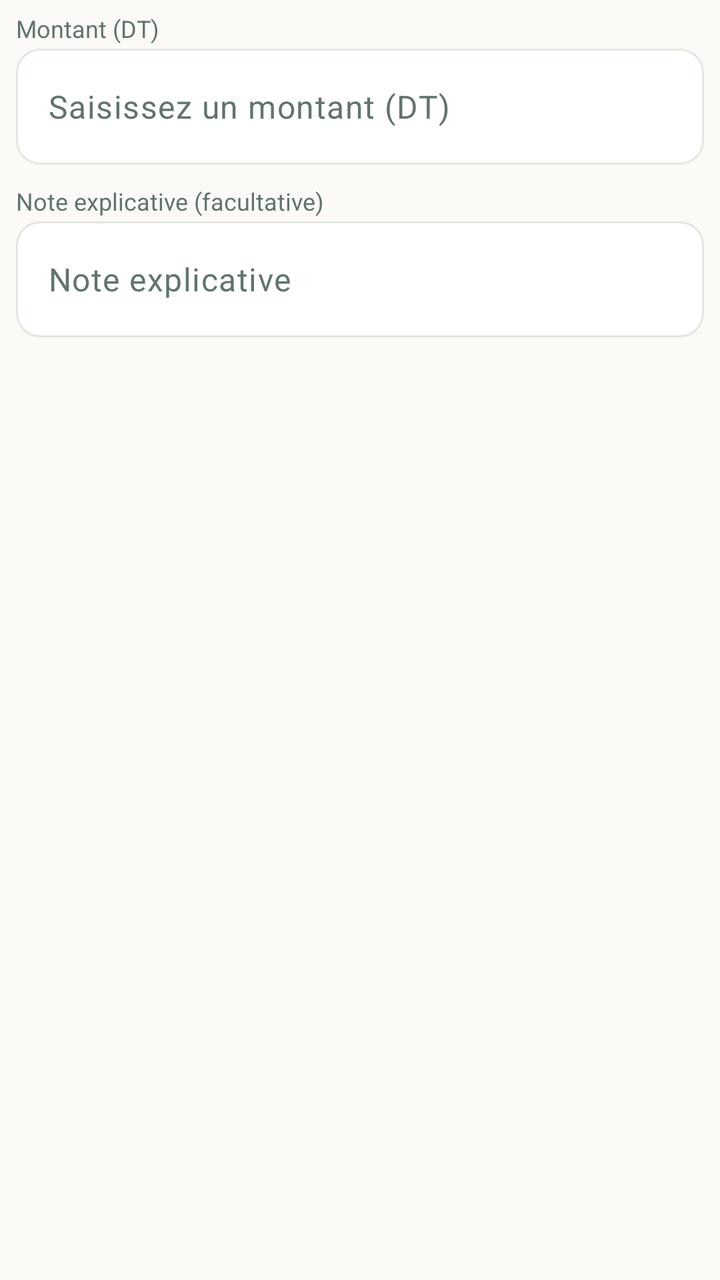
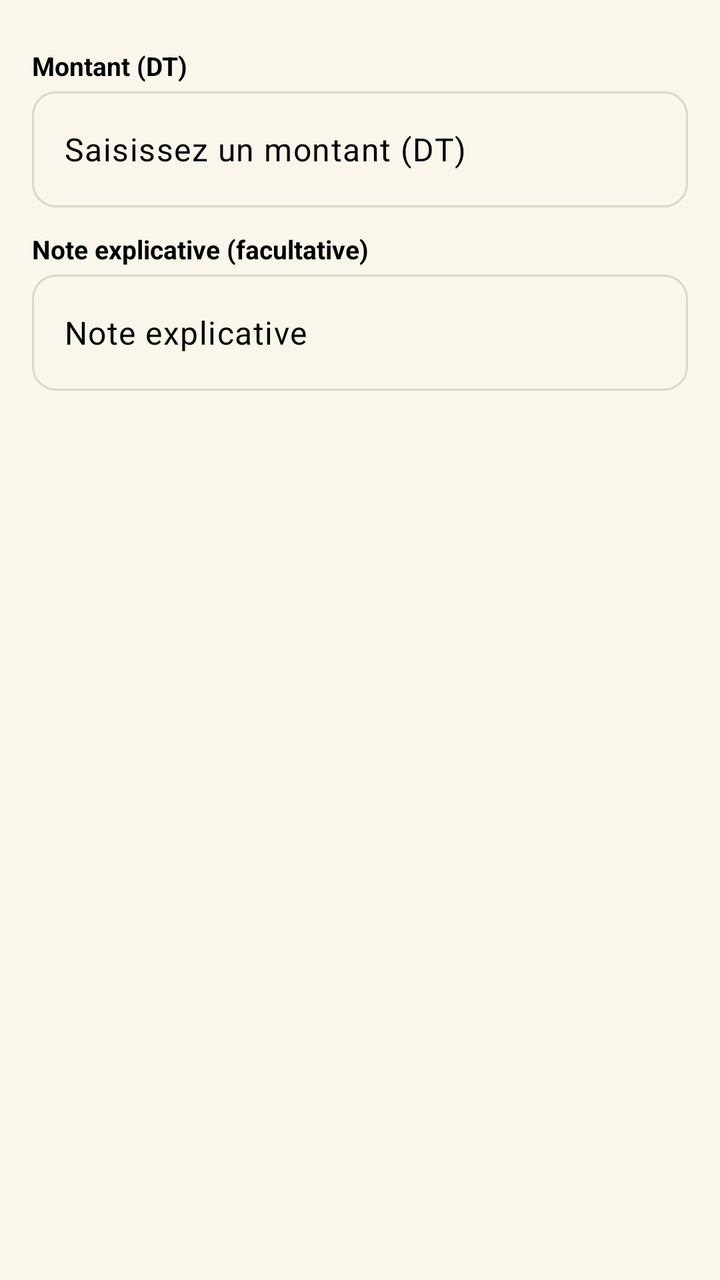

The first picture is an Android layout as it rendered before a commit; the second is the same layout after the commit. The layout source and the unified diff follow.
<!-- AndroidManifest.xml: application theme Theme.Masrouf1 -->
<!-- res/layout/dialog_give_money.xml -->
<?xml version="1.0" encoding="utf-8"?>
<LinearLayout xmlns:android="http://schemas.android.com/apk/res/android" android:layout_width="match_parent" android:layout_height="wrap_content" android:orientation="vertical" android:paddingStart="8dp" android:paddingEnd="8dp">
    <TextView style="@style/FormFieldLabel" android:labelFor="@id/dialog_gift_amount" android:text="@string/gift_amount" />
    <com.google.android.material.textfield.TextInputLayout android:layout_width="match_parent" android:layout_height="wrap_content" android:layout_marginBottom="4dp" xmlns:app="http://schemas.android.com/apk/res-auto">
        <com.google.android.material.textfield.TextInputEditText android:id="@+id/dialog_gift_amount" android:layout_width="match_parent" android:layout_height="58dp" android:hint="@string/hint_amount" android:inputType="numberDecimal" android:singleLine="true" android:textColor="@color/ink" />
    </com.google.android.material.textfield.TextInputLayout>
    <TextView style="@style/FormFieldLabel" android:labelFor="@id/dialog_gift_note" android:text="@string/gift_note" />
    <com.google.android.material.textfield.TextInputLayout android:layout_width="match_parent" android:layout_height="wrap_content" android:layout_marginBottom="4dp" xmlns:app="http://schemas.android.com/apk/res-auto">
        <com.google.android.material.textfield.TextInputEditText android:id="@+id/dialog_gift_note" android:layout_width="match_parent" android:layout_height="58dp" android:hint="@string/expense_note" android:inputType="text" android:singleLine="true" android:textColor="@color/ink" />
    </com.google.android.material.textfield.TextInputLayout>
    <TextView android:id="@+id/dialog_gift_error" android:layout_width="match_parent" android:layout_height="wrap_content" android:textColor="@color/coral" />
</LinearLayout>
<!-- resources referenced by this layout -->
<resources>
  <color name="ink">#112B28</color>
  <style name="FormFieldLabel">
          <item name="android:layout_width">match_parent</item>
          <item name="android:layout_height">wrap_content</item>
          <item name="android:layout_marginTop">6dp</item>
          <item name="android:layout_marginBottom">2dp</item>
          <item name="android:textColor">@color/muted_green</item>
          <item name="android:textSize">12sp</item>
      </style>
  <color name="muted_green">#61746D</color>
  <style name="Base.Theme.Masrouf1" parent="Theme.Material3.DayNight.NoActionBar">
          
          <item name="colorPrimary">@color/forest</item>
          <item name="colorOnPrimary">@color/alabaster</item>
          <item name="colorPrimaryContainer">@color/mint</item>
          <item name="colorOnPrimaryContainer">@color/forest</item>
          <item name="colorSecondary">@color/emerald</item>
          <item name="colorOnSecondary">@color/alabaster</item>
          <item name="colorSecondaryContainer">@color/mint_light</item>
          <item name="colorOnSecondaryContainer">@color/forest</item>
          <item name="colorTertiary">@color/mint_accent</item>
          <item name="colorOnTertiary">@color/forest</item>
          <item name="colorTertiaryContainer">@color/mint</item>
          <item name="colorOnTertiaryContainer">@color/forest</item>
  
          
          <item name="colorControlActivated">@color/emerald</item>
          <item name="colorControlHighlight">@color/mint</item>
          <item name="colorControlNormal">@color/muted_green</item>
          <item name="colorAccent">@color/emerald</item>
          <item name="android:colorAccent">@color/emerald</item>
          <item name="android:textColorHighlight">@color/mint</item>
  
          
          <item name="colorSurface">@color/alabaster</item>
          <item name="colorOnSurface">@color/forest</item>
          <item name="colorSurfaceVariant">@color/cream</item>
          <item name="colorOnSurfaceVariant">@color/muted_green</item>
          <item name="colorSurfaceContainerLowest">@color/alabaster</item>
          <item name="colorSurfaceContainerLow">@color/cream</item>
          <item name="colorSurfaceContainer">@color/cream</item>
          <item name="colorSurfaceContainerHigh">@color/mint</item>
          <item name="colorSurfaceContainerHighest">@color/mint</item>
          <item name="android:colorBackground">@color/cream</item>
          <item name="colorOnBackground">@color/forest</item>
  
          
          <item name="colorError">@color/coral</item>
          <item name="colorOnError">@color/alabaster</item>
  
          
          <item name="colorOutline">@color/card_border</item>
          <item name="colorOutlineVariant">@color/card_border</item>
  
          
          <item name="android:textColorPrimary">@color/forest</item>
          <item name="android:textColorSecondary">@color/muted_green</item>
          <item name="android:textColorHint">@color/muted_green</item>
  
          
          <item name="android:windowLightStatusBar">true</item>
          <item name="android:statusBarColor">@color/cream</item>
          <item name="android:navigationBarColor">@color/cream</item>
          <item name="android:windowBackground">@color/cream</item>
  
          
          <item name="android:colorEdgeEffect">@color/mint_accent</item>
  
          
          <item name="textInputStyle">@style/Widget.Masrouf.TextInputLayout</item>
          <item name="chipStyle">@style/Widget.Masrouf.Chip</item>
          <item name="materialButtonOutlinedStyle">@style/Widget.Masrouf.Button.Outlined</item>
          <item name="materialAlertDialogTheme">@style/ThemeOverlay.Masrouf.AlertDialog</item>
          
          <item name="editTextStyle">@style/Widget.Masrouf.EditText</item>
          
          <item name="android:textColor">@color/ink</item>
          
          <item name="materialButtonStyle">@style/Widget.Masrouf.Button.Material</item>
      </style>
  <color name="mint_accent">#85B8A5</color>
  <color name="cream">#FBFAF6</color>
  <color name="card_border">#E2E7DF</color>
  <style name="Widget.Masrouf.TextInputLayout" parent="Widget.Material3.TextInputLayout.OutlinedBox">
          <item name="boxBackgroundColor">@color/alabaster</item>
          <item name="boxStrokeColor">@color/text_input_stroke_color</item>
          <item name="hintEnabled">false</item>
          <item name="hintTextColor">@color/text_input_label_color</item>
          <item name="android:textColorHint">@color/muted_green</item>
          <item name="boxCornerRadiusTopStart">12dp</item>
          <item name="boxCornerRadiusTopEnd">12dp</item>
          <item name="boxCornerRadiusBottomStart">12dp</item>
          <item name="boxCornerRadiusBottomEnd">12dp</item>
      </style>
  <style name="Widget.Masrouf.Chip" parent="Widget.Material3.Chip.Filter">
          <item name="chipBackgroundColor">@color/chip_background_color</item>
          <item name="chipStrokeColor">@color/chip_stroke_color</item>
          <item name="chipStrokeWidth">1dp</item>
          <item name="android:textColor">@color/forest</item>
          <item name="checkedIconTint">@color/emerald</item>
      </style>
  <style name="Widget.Masrouf.Button.Outlined" parent="Widget.Material3.Button.OutlinedButton">
          <item name="android:textColor">@color/forest</item>
          <item name="strokeColor">@color/forest</item>
          <item name="iconTint">@color/forest</item>
      </style>
  <style name="ThemeOverlay.Masrouf.AlertDialog" parent="ThemeOverlay.Material3.MaterialAlertDialog">
          <item name="colorPrimary">@color/forest</item>
          <item name="colorSecondary">@color/emerald</item>
          <item name="colorSurface">@color/alabaster</item>
          <item name="colorSurfaceContainerHigh">@color/alabaster</item>
          <item name="buttonBarPositiveButtonStyle">@style/Widget.Masrouf.DialogButton</item>
          <item name="buttonBarNegativeButtonStyle">@style/Widget.Masrouf.DialogButton</item>
          <item name="buttonBarNeutralButtonStyle">@style/Widget.Masrouf.DialogButton</item>
      </style>
  <style name="Widget.Masrouf.EditText" parent="Widget.AppCompat.EditText">
          <item name="android:textColor">@color/ink</item>
          <item name="android:textColorHint">@color/muted_green</item>
      </style>
  <style name="Widget.Masrouf.DialogButton" parent="Widget.Material3.Button.TextButton.Dialog">
          <item name="android:textColor">@color/emerald</item>
      </style>
  <!-- unchanged entries left out for length: 12 -->
</resources>

<!-- the commit's change to res/layout/dialog_give_money.xml (unified diff, before → after) -->
@@ -1,12 +1,12 @@
 <?xml version="1.0" encoding="utf-8"?>
-<LinearLayout xmlns:android="http://schemas.android.com/apk/res/android" android:layout_width="match_parent" android:layout_height="wrap_content" android:orientation="vertical" android:paddingStart="8dp" android:paddingEnd="8dp">
+<LinearLayout xmlns:android="http://schemas.android.com/apk/res/android" xmlns:app="http://schemas.android.com/apk/res-auto" android:layout_width="match_parent" android:layout_height="wrap_content" android:background="@color/form_beige" android:orientation="vertical" android:padding="16dp">
     <TextView style="@style/FormFieldLabel" android:labelFor="@id/dialog_gift_amount" android:text="@string/gift_amount" />
-    <com.google.android.material.textfield.TextInputLayout android:layout_width="match_parent" android:layout_height="wrap_content" android:layout_marginBottom="4dp" xmlns:app="http://schemas.android.com/apk/res-auto">
-        <com.google.android.material.textfield.TextInputEditText android:id="@+id/dialog_gift_amount" android:layout_width="match_parent" android:layout_height="58dp" android:hint="@string/hint_amount" android:inputType="numberDecimal" android:singleLine="true" android:textColor="@color/ink" />
+    <com.google.android.material.textfield.TextInputLayout android:layout_width="match_parent" android:layout_height="wrap_content" android:layout_marginBottom="4dp" app:boxBackgroundColor="@color/form_beige">
+        <com.google.android.material.textfield.TextInputEditText android:id="@+id/dialog_gift_amount" android:layout_width="match_parent" android:layout_height="58dp" android:hint="@string/hint_amount" android:inputType="numberDecimal" android:singleLine="true" android:textColor="@color/black" android:textColorHint="@color/black" />
     </com.google.android.material.textfield.TextInputLayout>
     <TextView style="@style/FormFieldLabel" android:labelFor="@id/dialog_gift_note" android:text="@string/gift_note" />
-    <com.google.android.material.textfield.TextInputLayout android:layout_width="match_parent" android:layout_height="wrap_content" android:layout_marginBottom="4dp" xmlns:app="http://schemas.android.com/apk/res-auto">
-        <com.google.android.material.textfield.TextInputEditText android:id="@+id/dialog_gift_note" android:layout_width="match_parent" android:layout_height="58dp" android:hint="@string/expense_note" android:inputType="text" android:singleLine="true" android:textColor="@color/ink" />
+    <com.google.android.material.textfield.TextInputLayout android:layout_width="match_parent" android:layout_height="wrap_content" android:layout_marginBottom="4dp" app:boxBackgroundColor="@color/form_beige">
+        <com.google.android.material.textfield.TextInputEditText android:id="@+id/dialog_gift_note" android:layout_width="match_parent" android:layout_height="58dp" android:hint="@string/expense_note" android:inputType="text" android:singleLine="true" android:textColor="@color/black" android:textColorHint="@color/black" />
     </com.google.android.material.textfield.TextInputLayout>
     <TextView android:id="@+id/dialog_gift_error" android:layout_width="match_parent" android:layout_height="wrap_content" android:textColor="@color/coral" />
 </LinearLayout>
<!-- resource entries referenced after the edit -->
@@ -1,94 +1,102 @@
 <!-- resources referenced by this layout -->
 <resources>
-  <color name="ink">#112B28</color>
+  <color name="black">#FF000000</color>
+  <color name="form_beige">#FAF6EC</color>
   <style name="FormFieldLabel">
           <item name="android:layout_width">match_parent</item>
           <item name="android:layout_height">wrap_content</item>
-          <item name="android:layout_marginTop">6dp</item>
-          <item name="android:layout_marginBottom">2dp</item>
-          <item name="android:textColor">@color/muted_green</item>
-          <item name="android:textSize">12sp</item>
-      </style>
-  <color name="muted_green">#61746D</color>
+          <item name="android:layout_marginTop">8dp</item>
+          <item name="android:layout_marginBottom">4dp</item>
+          <item name="android:textColor">@color/black</item>
+          <item name="android:textSize">13sp</item>
+          <item name="android:textStyle">bold</item>
+      </style>
   <style name="Base.Theme.Masrouf1" parent="Theme.Material3.DayNight.NoActionBar">
-          
           <item name="colorPrimary">@color/forest</item>
           <item name="colorOnPrimary">@color/alabaster</item>
           <item name="colorPrimaryContainer">@color/mint</item>
-          <item name="colorOnPrimaryContainer">@color/forest</item>
+          <item name="colorOnPrimaryContainer">@color/black</item>
           <item name="colorSecondary">@color/emerald</item>
           <item name="colorOnSecondary">@color/alabaster</item>
           <item name="colorSecondaryContainer">@color/mint_light</item>
-          <item name="colorOnSecondaryContainer">@color/forest</item>
-          <item name="colorTertiary">@color/mint_accent</item>
-          <item name="colorOnTertiary">@color/forest</item>
+          <item name="colorOnSecondaryContainer">@color/black</item>
+          <item name="colorTertiary">@color/emerald</item>
+          <item name="colorOnTertiary">@color/alabaster</item>
           <item name="colorTertiaryContainer">@color/mint</item>
-          <item name="colorOnTertiaryContainer">@color/forest</item>
+          <item name="colorOnTertiaryContainer">@color/black</item>
   
           
           <item name="colorControlActivated">@color/emerald</item>
           <item name="colorControlHighlight">@color/mint</item>
-          <item name="colorControlNormal">@color/muted_green</item>
+          <item name="colorControlNormal">@color/black</item>
           <item name="colorAccent">@color/emerald</item>
           <item name="android:colorAccent">@color/emerald</item>
           <item name="android:textColorHighlight">@color/mint</item>
   
           
           <item name="colorSurface">@color/alabaster</item>
-          <item name="colorOnSurface">@color/forest</item>
-          <item name="colorSurfaceVariant">@color/cream</item>
-          <item name="colorOnSurfaceVariant">@color/muted_green</item>
+          <item name="colorOnSurface">@color/black</item>
+          <item name="colorSurfaceVariant">@color/form_beige</item>
+          <item name="colorOnSurfaceVariant">@color/black</item>
           <item name="colorSurfaceContainerLowest">@color/alabaster</item>
-          <item name="colorSurfaceContainerLow">@color/cream</item>
-          <item name="colorSurfaceContainer">@color/cream</item>
-          <item name="colorSurfaceContainerHigh">@color/mint</item>
+          <item name="colorSurfaceContainerLow">@color/form_beige</item>
+          <item name="colorSurfaceContainer">@color/form_beige</item>
+          <item name="colorSurfaceContainerHigh">@color/form_beige</item>
           <item name="colorSurfaceContainerHighest">@color/mint</item>
           <item name="android:colorBackground">@color/cream</item>
-          <item name="colorOnBackground">@color/forest</item>
-  
-          
+          <item name="colorOnBackground">@color/black</item>
+  
           <item name="colorError">@color/coral</item>
           <item name="colorOnError">@color/alabaster</item>
-  
-          
-          <item name="colorOutline">@color/card_border</item>
+          <item name="colorOutline">@color/input_border</item>
           <item name="colorOutlineVariant">@color/card_border</item>
   
-          
-          <item name="android:textColorPrimary">@color/forest</item>
-          <item name="android:textColorSecondary">@color/muted_green</item>
-          <item name="android:textColorHint">@color/muted_green</item>
-  
-          
+          <item name="android:textColor">@color/black</item>
+          <item name="android:textColorPrimary">@color/black</item>
+          <item name="android:textColorSecondary">@color/black</item>
+          <item name="android:textColorHint">@color/black</item>
+          <item name="textColorAlertDialogListItem">@color/black</item>
+  
           <item name="android:windowLightStatusBar">true</item>
           <item name="android:statusBarColor">@color/cream</item>
           <item name="android:navigationBarColor">@color/cream</item>
           <item name="android:windowBackground">@color/cream</item>
-  
-          
-          <item name="android:colorEdgeEffect">@color/mint_accent</item>
+          <item name="android:colorEdgeEffect">@color/emerald</item>
   
           
           <item name="textInputStyle">@style/Widget.Masrouf.TextInputLayout</item>
+          <item name="editTextStyle">@style/Widget.Masrouf.EditText</item>
+          <item name="spinnerStyle">@style/Widget.Masrouf.Spinner</item>
+          <item name="android:spinnerStyle">@style/Widget.Masrouf.Spinner</item>
+          <item name="spinnerDropDownItemStyle">@style/Widget.Masrouf.SpinnerDropDownItem</item>
+          <item name="android:spinnerDropDownItemStyle">@style/Widget.Masrouf.SpinnerDropDownItem</item>
+          <item name="checkboxStyle">@style/Widget.Masrouf.CheckBox</item>
+          <item name="radioButtonStyle">@style/Widget.Masrouf.RadioButton</item>
+          <item name="android:checkedTextViewStyle">@style/Widget.Masrouf.CheckedTextView</item>
           <item name="chipStyle">@style/Widget.Masrouf.Chip</item>
+          <item name="materialButtonStyle">@style/Widget.Masrouf.Button.Material</item>
           <item name="materialButtonOutlinedStyle">@style/Widget.Masrouf.Button.Outlined</item>
+  
+          
+          <item name="alertDialogTheme">@style/ThemeOverlay.Masrouf.AlertDialog</item>
+          <item name="android:alertDialogTheme">@style/ThemeOverlay.Masrouf.AlertDialog</item>
           <item name="materialAlertDialogTheme">@style/ThemeOverlay.Masrouf.AlertDialog</item>
-          
-          <item name="editTextStyle">@style/Widget.Masrouf.EditText</item>
-          
-          <item name="android:textColor">@color/ink</item>
-          
-          <item name="materialButtonStyle">@style/Widget.Masrouf.Button.Material</item>
-      </style>
-  <color name="mint_accent">#85B8A5</color>
-  <color name="cream">#FBFAF6</color>
-  <color name="card_border">#E2E7DF</color>
+          <item name="android:datePickerDialogTheme">@style/ThemeOverlay.Masrouf.DatePicker</item>
+          <item name="bottomSheetDialogTheme">@style/ThemeOverlay.Masrouf.BottomSheet</item>
+      </style>
+  <color name="cream">#F7F4EC</color>
+  <color name="input_border">#C7C0AE</color>
+  <color name="card_border">#DDD7C8</color>
   <style name="Widget.Masrouf.TextInputLayout" parent="Widget.Material3.TextInputLayout.OutlinedBox">
-          <item name="boxBackgroundColor">@color/alabaster</item>
+          <item name="boxBackgroundColor">@color/form_beige</item>
+          <item name="boxBackgroundMode">outline</item>
           <item name="boxStrokeColor">@color/text_input_stroke_color</item>
+          <item name="cursorColor">@color/emerald</item>
+          <item name="endIconTint">@color/black</item>
+          <item name="startIconTint">@color/black</item>
           <item name="hintEnabled">false</item>
-          <item name="hintTextColor">@color/text_input_label_color</item>
-          <item name="android:textColorHint">@color/muted_green</item>
+          <item name="hintTextColor">@color/black</item>
+          <item name="android:textColorHint">@color/black</item>
           <item name="boxCornerRadiusTopStart">12dp</item>
           <item name="boxCornerRadiusTopEnd">12dp</item>
           <item name="boxCornerRadiusBottomStart">12dp</item>
@@ -98,29 +106,110 @@
           <item name="chipBackgroundColor">@color/chip_background_color</item>
           <item name="chipStrokeColor">@color/chip_stroke_color</item>
           <item name="chipStrokeWidth">1dp</item>
-          <item name="android:textColor">@color/forest</item>
+          <item name="android:textColor">@color/black</item>
           <item name="checkedIconTint">@color/emerald</item>
       </style>
   <style name="Widget.Masrouf.Button.Outlined" parent="Widget.Material3.Button.OutlinedButton">
-          <item name="android:textColor">@color/forest</item>
-          <item name="strokeColor">@color/forest</item>
-          <item name="iconTint">@color/forest</item>
+          <item name="android:minHeight">48dp</item>
+          <item name="backgroundTint">@color/form_beige</item>
+          <item name="android:textColor">@color/black</item>
+          <item name="strokeColor">@color/input_border</item>
+          <item name="iconTint">@color/black</item>
       </style>
   <style name="ThemeOverlay.Masrouf.AlertDialog" parent="ThemeOverlay.Material3.MaterialAlertDialog">
           <item name="colorPrimary">@color/forest</item>
           <item name="colorSecondary">@color/emerald</item>
-          <item name="colorSurface">@color/alabaster</item>
-          <item name="colorSurfaceContainerHigh">@color/alabaster</item>
-          <item name="buttonBarPositiveButtonStyle">@style/Widget.Masrouf.DialogButton</item>
-          <item name="buttonBarNegativeButtonStyle">@style/Widget.Masrouf.DialogButton</item>
-          <item name="buttonBarNeutralButtonStyle">@style/Widget.Masrouf.DialogButton</item>
+          <item name="colorControlActivated">@color/emerald</item>
+          <item name="colorSurface">@color/form_beige</item>
+          <item name="colorSurfaceContainerHigh">@color/form_beige</item>
+          <item name="android:windowBackground">@drawable/bg_dropdown_beige</item>
+          <item name="android:textColor">@color/black</item>
+          <item name="android:textColorPrimary">@color/black</item>
+          <item name="android:textColorSecondary">@color/black</item>
+          <item name="textColorAlertDialogListItem">@color/black</item>
+          <item name="buttonBarPositiveButtonStyle">@style/Widget.Masrouf.DialogButton.Positive</item>
+          <item name="buttonBarNegativeButtonStyle">@style/Widget.Masrouf.DialogButton.Negative</item>
+          <item name="buttonBarNeutralButtonStyle">@style/Widget.Masrouf.DialogButton.Negative</item>
+      </style>
+  <style name="ThemeOverlay.Masrouf.DatePicker" parent="ThemeOverlay.Material3.MaterialCalendar">
+          <item name="colorPrimary">@color/emerald</item>
+          <item name="colorOnPrimary">@color/alabaster</item>
+          <item name="colorSecondary">@color/forest</item>
+          <item name="colorOnSecondary">@color/alabaster</item>
+          <item name="colorSurface">@color/form_beige</item>
+          <item name="colorOnSurface">@color/black</item>
+          <item name="colorSurfaceContainerHigh">@color/form_beige</item>
+          <item name="android:colorAccent">@color/emerald</item>
+          <item name="android:headerBackground">@color/forest</item>
+          <item name="android:textColorPrimary">@color/black</item>
+          <item name="android:textColorSecondary">@color/black</item>
+          <item name="buttonBarPositiveButtonStyle">@style/Widget.Masrouf.DialogButton.Positive</item>
+          <item name="buttonBarNegativeButtonStyle">@style/Widget.Masrouf.DialogButton.Negative</item>
+      </style>
+  <style name="ThemeOverlay.Masrouf.BottomSheet" parent="ThemeOverlay.Material3.BottomSheetDialog">
+          <item name="colorPrimary">@color/emerald</item>
+          <item name="colorSurface">@color/form_beige</item>
+          <item name="colorSurfaceContainerLow">@color/form_beige</item>
+          <item name="android:textColor">@color/black</item>
+          <item name="android:textColorPrimary">@color/black</item>
+      </style>
+  <!-- drawable bg_allocation_input (drawable) -->
+  <?xml version="1.0" encoding="utf-8"?>
+  <shape xmlns:android="http://schemas.android.com/apk/res/android"
+      android:shape="rectangle">
+      <solid android:color="@color/form_beige" />
+      <corners android:radius="12dp" />
+      <stroke
+          android:width="1.2dp"
+          android:color="@color/input_border" />
+  </shape>
+  <!-- drawable bg_dropdown_beige (drawable) -->
+  <?xml version="1.0" encoding="utf-8"?>
+  <shape xmlns:android="http://schemas.android.com/apk/res/android"
+      android:shape="rectangle">
+      <solid android:color="@color/form_beige" />
+      <corners android:radius="14dp" />
+      <stroke
+          android:width="1.2dp"
+          android:color="@color/input_border" />
+  </shape>
+  <style name="Widget.Masrouf.DialogButton.Positive" parent="Widget.Material3.Button">
+          <item name="backgroundTint">@color/emerald</item>
+          <item name="android:textColor">@color/alabaster</item>
+          <item name="cornerRadius">12dp</item>
+      </style>
+  <style name="Widget.Masrouf.DialogButton.Negative" parent="Widget.Material3.Button.OutlinedButton">
+          <item name="backgroundTint">@color/form_beige</item>
+          <item name="android:textColor">@color/black</item>
+          <item name="strokeColor">@color/input_border</item>
+          <item name="cornerRadius">12dp</item>
       </style>
   <style name="Widget.Masrouf.EditText" parent="Widget.AppCompat.EditText">
-          <item name="android:textColor">@color/ink</item>
-          <item name="android:textColorHint">@color/muted_green</item>
-      </style>
-  <style name="Widget.Masrouf.DialogButton" parent="Widget.Material3.Button.TextButton.Dialog">
-          <item name="android:textColor">@color/emerald</item>
+          <item name="android:textColor">@color/black</item>
+          <item name="android:textColorHint">@color/black</item>
+          <item name="android:background">@drawable/bg_allocation_input</item>
+      </style>
+  <style name="Widget.Masrouf.Spinner" parent="Widget.AppCompat.Spinner">
+          <item name="android:popupBackground">@drawable/bg_dropdown_beige</item>
+          <item name="android:background">@drawable/bg_allocation_input</item>
+      </style>
+  <style name="Widget.Masrouf.SpinnerDropDownItem" parent="Widget.AppCompat.DropDownItem.Spinner">
+          <item name="android:textColor">@color/black</item>
+          <item name="android:background">@color/form_beige</item>
+          <item name="android:minHeight">48dp</item>
+      </style>
+  <style name="Widget.Masrouf.CheckBox" parent="Widget.Material3.CompoundButton.CheckBox">
+          <item name="buttonTint">@color/masrouf_check_tint</item>
+          <item name="android:textColor">@color/black</item>
+      </style>
+  <style name="Widget.Masrouf.RadioButton" parent="Widget.Material3.CompoundButton.RadioButton">
+          <item name="buttonTint">@color/masrouf_check_tint</item>
+          <item name="android:textColor">@color/black</item>
+      </style>
+  <style name="Widget.Masrouf.CheckedTextView" parent="Widget.AppCompat.TextView">
+          <item name="android:textColor">@color/black</item>
+          <item name="android:background">@color/form_beige</item>
+          <item name="android:checkMarkTint">@color/emerald</item>
       </style>
   <!-- unchanged entries left out for length: 12 -->
 </resources>
